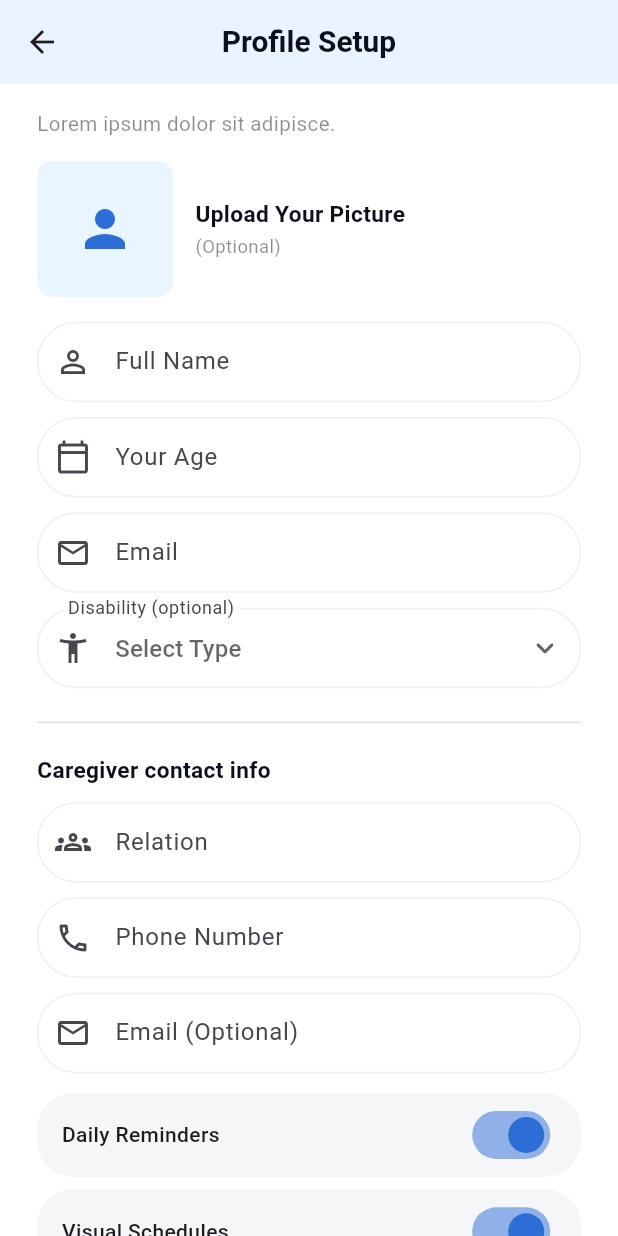
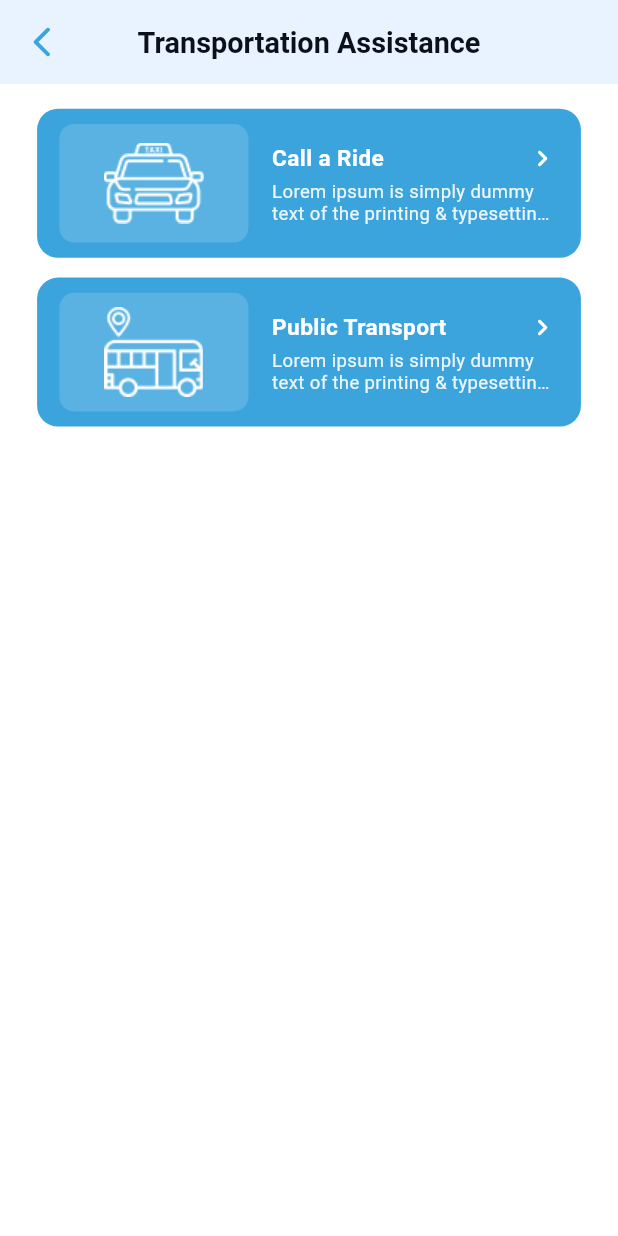
Before and after one commit to zohairahmed96/live-e, a Flutter app: the _SignupBody screen opened directly, after a tap on "Continue", after a tap on "Login Now", after a tap on "Log In", on a phone screen of 412 x 824 dp. Run offline on Flutter 3.47's test engine with Material 3 defaults, Android fonts, the light colour scheme and no system bars; our stand-ins replace flutter_svg, image_picker, sizer.

Commit message:
design transportation screen and adding the new icons

```diff
--- a/lib/core/routes/app_router.dart
+++ b/lib/core/routes/app_router.dart
@@ -1,6 +1,7 @@
 import 'package:flutter/material.dart';
 import 'package:liv_e/ui/views/auth/login_view.dart';
 import 'package:liv_e/ui/views/auth/reset_password_view.dart';
+import 'package:liv_e/ui/views/dashboard/transport_assistance_view.dart';
 import 'package:liv_e/ui/views/profile/edit_profile_view.dart';
 import 'package:liv_e/ui/views/splash/notifications_view.dart';
 import 'package:liv_e/ui/views/profile/profile_setup_view.dart';
@@ -46,6 +47,10 @@ class AppRouter {
         return MaterialPageRoute(builder: (_) => const ProfileSetupView());
       case AppRoutes.notifications:
         return MaterialPageRoute(builder: (_) => const NotificationsView());
+      case AppRoutes.transport:
+        return MaterialPageRoute(
+          builder: (_) => const TransportAssistanceView(),
+        );
     }
     return null;
   }
--- a/lib/core/routes/app_routes.dart
+++ b/lib/core/routes/app_routes.dart
@@ -13,5 +13,6 @@ class AppRoutes {
   static const login = '/login';
   static const signup = '/signup';
   static const resetPassword = '/reset-password';
+  static const transport = '/transport';
   // static const home = '/home'; // TODO
 }
--- a/lib/core/utils/image_paths.dart
+++ b/lib/core/utils/image_paths.dart
@@ -5,5 +5,7 @@ class ImagePaths {
   static const features = '${base}features.svg';
   static const keyFeatures = '${base}keyfeatures.png';
   static const privateSecure = '${base}privatesecure.png';
+  static const carIcon = '${base}carIcon.png';
+  static const busIcon = '${base}busIcon.png';
   // static const features2 = '${base}features2.jpg';
 }
--- /dev/null
+++ b/lib/ui/components/action_blue_card.dart
@@ -0,0 +1,101 @@
+import 'package:flutter/material.dart';
+import 'package:sizer/sizer.dart';
+
+class ActionBlueCard extends StatelessWidget {
+  final String icon;
+  final String title;
+  final String subtitle;
+  final VoidCallback? onTap;
+
+  const ActionBlueCard({
+    super.key,
+    required this.icon,
+    required this.title,
+    required this.subtitle,
+    this.onTap,
+  });
+
+  @override
+  Widget build(BuildContext context) {
+    const Color blue = Color(0xFF3CA4DC); // brand-ish mid blue
+    return InkWell(
+      borderRadius: BorderRadius.circular(14),
+      onTap: onTap,
+      child: Ink(
+        height: 12.06.h,
+        decoration: BoxDecoration(
+          color: blue,
+          borderRadius: BorderRadius.circular(14),
+        ),
+        child: Padding(
+          padding: EdgeInsets.symmetric(horizontal: 3.6.w),
+          child: Row(
+            children: [
+              // left icon in soft square
+              Container(
+                width: 30.6.w,
+                height: 9.60.h,
+                decoration: BoxDecoration(
+                  color: Colors.white.withOpacity(.15),
+                  borderRadius: BorderRadius.circular(10),
+                ),
+                child: Image.asset(
+                  icon,
+                  color: Colors.white,
+                  width: 17.8.w,
+                  height: 6.59.h,
+                ),
+                // Icon(icon as IconData?, color: Colors.white, size: 24),
+              ),
+              SizedBox(width: 3.8.w),
+
+              // title + subtitle
+              Expanded(
+                child: Column(
+                  mainAxisAlignment: MainAxisAlignment.center,
+                  crossAxisAlignment: CrossAxisAlignment.start,
+                  children: [
+                    Row(
+                      mainAxisAlignment: MainAxisAlignment.center,
+                      crossAxisAlignment: CrossAxisAlignment.center,
+                      children: [
+                        Expanded(
+                          child: Text(
+                            title,
+                            maxLines: 1,
+                            overflow: TextOverflow.ellipsis,
+                            style: TextStyle(
+                              color: Colors.white,
+                              fontWeight: FontWeight.w700,
+                              fontSize: 11.sp,
+                            ),
+                          ),
+                        ),
+                        Icon(
+                          Icons.chevron_right_rounded,
+                          color: Colors.white,
+                          size: 22,
+                        ),
+                      ],
+                    ),
+                    SizedBox(height: .4.h),
+                    Text(
+                      subtitle,
+                      maxLines: 2,
+                      overflow: TextOverflow.ellipsis,
+                      style: TextStyle(
+                        color: Colors.white.withOpacity(.90),
+                        fontSize: 9.sp,
+                        height: 1.25,
+                      ),
+                    ),
+                  ],
+                ),
+              ),
+            ],
+          ),
+        ),
+      ),
+    );
+  }
+}
--- /dev/null
+++ b/lib/ui/viewmodels/dashboard/transport_assistance_viewmodel.dart
@@ -0,0 +1,17 @@
+import 'package:flutter/material.dart';
+
+class TransportAssistanceViewModel extends ChangeNotifier {
+  void callARide(BuildContext ctx) {
+    // TODO: integrate deep link / dialer / ride service flow
+    ScaffoldMessenger.of(
+      ctx,
+    ).showSnackBar(const SnackBar(content: Text('Call a Ride tapped')));
+  }
+
+  void publicTransport(BuildContext ctx) {
+    // TODO: navigate to routes/schedules
+    ScaffoldMessenger.of(
+      ctx,
+    ).showSnackBar(const SnackBar(content: Text('Public Transport tapped')));
+  }
+}
--- a/lib/ui/views/auth/login_view.dart
+++ b/lib/ui/views/auth/login_view.dart
@@ -105,7 +105,7 @@ class _LoginBody extends StatelessWidget {
                   label: 'Log In',
                   loading: vm.loading,
                   onPressed: () => {
-                    Navigator.pushNamed(context, AppRoutes.profileSetup),
+                    Navigator.pushNamed(context, AppRoutes.transport),
                   },
                 ),
                 SizedBox(height: 2.6.h),
--- /dev/null
+++ b/lib/ui/views/dashboard/transport_assistance_view.dart
@@ -0,0 +1,81 @@
+import 'package:flutter/material.dart';
+import 'package:liv_e/core/utils/image_paths.dart';
+import 'package:liv_e/ui/viewmodels/dashboard/transport_assistance_viewmodel.dart';
+import 'package:provider/provider.dart';
+import 'package:sizer/sizer.dart';
+
+import '../../components/action_blue_card.dart';
+
+class TransportAssistanceView extends StatelessWidget {
+  const TransportAssistanceView({super.key});
+
+  @override
+  Widget build(BuildContext context) {
+    return ChangeNotifierProvider(
+      create: (_) => TransportAssistanceViewModel(),
+      child: const _TransportBody(),
+    );
+  }
+}
+
+class _TransportBody extends StatelessWidget {
+  const _TransportBody();
+
+  @override
+  Widget build(BuildContext context) {
+    final vm = context.watch<TransportAssistanceViewModel>();
+
+    return Scaffold(
+      backgroundColor: Colors.white,
+      appBar: AppBar(
+        elevation: 0,
+        backgroundColor: const Color(0xFFE8F3FF), // light-blue band like mock
+        leading: IconButton(
+          icon: const Icon(
+            Icons.arrow_back_ios_new_rounded,
+            color: Color(0xFF3CA4DC),
+          ),
+          onPressed: () => Navigator.pop(context),
+        ),
+        centerTitle: true,
+        title: Text(
+          'Transportation Assistance',
+          style: TextStyle(
+            color: const Color(0xFF0B101B),
+            fontWeight: FontWeight.w700,
+            fontSize: 14.sp,
+          ),
+        ),
+      ),
+      body: SafeArea(
+        top: false,
+        child: SingleChildScrollView(
+          padding: EdgeInsets.symmetric(horizontal: 6.w, vertical: 2.h),
+          child: Column(
+            crossAxisAlignment: CrossAxisAlignment.start,
+            children: [
+              // first card
+              ActionBlueCard(
+                icon: ImagePaths.carIcon,
+                title: 'Call a Ride',
+                subtitle:
+                    'Lorem ipsum is simply dummy text of the printing & typesetting…',
+                onTap: () => vm.callARide(context),
+              ),
+              SizedBox(height: 1.6.h),
+
+              // second card
+              ActionBlueCard(
+                icon: ImagePaths.busIcon,
+                title: 'Public Transport',
+                subtitle:
+                    'Lorem ipsum is simply dummy text of the printing & typesetting…',
+                onTap: () => vm.publicTransport(context),
+              ),
+            ],
+          ),
+        ),
+      ),
+    );
+  }
+}
```
Also changed, not shown: assets/images/busIcon.png (added), assets/images/carIcon.png (added).
